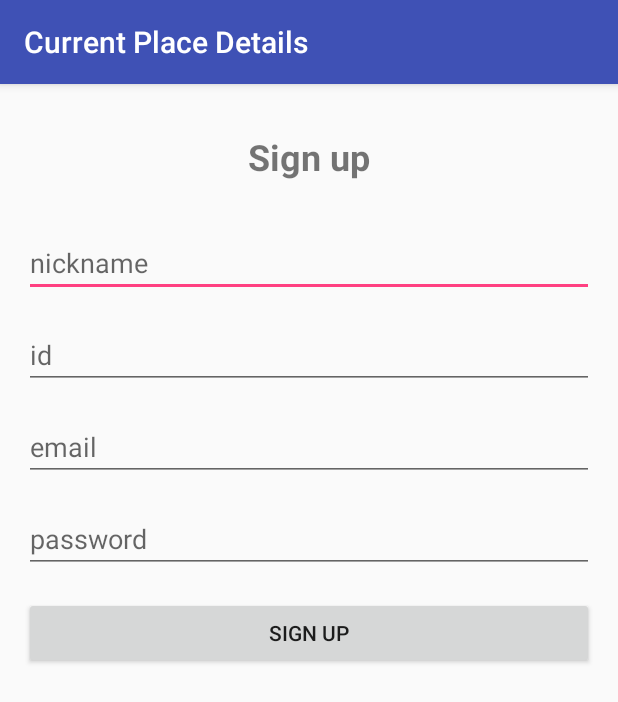
After one commit to mingeung/CurrentPlaceDetailsOnMap, an Android app: the SignupActivity screen opened directly, with no data from a screen before it, on a phone screen of 412 x 824 dp. The commit adds this screen. Shown: the top 702 px of the screen. Run offline under Robolectric (Android 15) with nearby library versions, the phone set to English and light mode, and no system bars.

Commit message:
make launch page

```diff
--- /dev/null
+++ b/app/src/main/java/com/example/currentplacedetailsonmap/SignupActivity.java
@@ -0,0 +1,28 @@
+package com.example.currentplacedetailsonmap;
+
+import android.content.Intent;
+import android.os.Bundle;
+import android.view.View;
+
+import androidx.appcompat.app.AppCompatActivity;
+
+public class SignupActivity extends AppCompatActivity {
+
+    @Override
+    protected void onCreate(Bundle savedInstanceState) {
+        super.onCreate(savedInstanceState);
+        setContentView(R.layout.activity_signup);
+
+        // 회원가입 화면의 구현 내용을 추가할 수 있습니다.
+    }
+    public void onSignupButtonClick(View view) {
+        // MainActivity로 이동하는 Intent 생성
+        Intent intent = new Intent(this, MainActivity.class);
+        // 다른 데이터를 전달하려면 여기에 추가 가능
+        // 예: intent.putExtra("key", value);
+        // ...
+
+        // MainActivity로 이동
+        startActivity(intent);
+    }
+}
--- a/app/src/main/res/layout/activity_main.xml
+++ b/app/src/main/res/layout/activity_main.xml
@@ -31,4 +31,5 @@
         app:menu="@menu/bottom_nav_menu" />
 
 
+
 </RelativeLayout>
--- /dev/null
+++ b/app/src/main/res/layout/activity_signup.xml
@@ -0,0 +1,59 @@
+<?xml version="1.0" encoding="utf-8"?>
+<RelativeLayout xmlns:android="http://schemas.android.com/apk/res/android"
+    android:layout_width="match_parent"
+    android:layout_height="match_parent"
+    android:padding="16dp">
+
+    <TextView
+        android:id="@+id/signupText"
+        android:layout_width="wrap_content"
+        android:layout_height="wrap_content"
+        android:text="Sign up"
+        android:textSize="24sp"
+        android:textStyle="bold"
+        android:layout_centerHorizontal="true"
+        android:layout_marginTop="16dp"
+        android:layout_marginBottom="16dp"/>
+
+    <EditText
+        android:id="@+id/nicknameInput"
+        android:layout_width="match_parent"
+        android:layout_height="wrap_content"
+        android:layout_below="@id/signupText"
+        android:layout_marginTop="16dp"
+        android:hint="nickname" />
+
+    <EditText
+        android:id="@+id/idInput"
+        android:layout_width="match_parent"
+        android:layout_height="wrap_content"
+        android:layout_below="@id/nicknameInput"
+        android:layout_marginTop="16dp"
+        android:hint="id" />
+
+    <EditText
+        android:id="@+id/emailInput"
+        android:layout_width="match_parent"
+        android:layout_height="wrap_content"
+        android:layout_below="@id/idInput"
+        android:layout_marginTop="16dp"
+        android:hint="email" />
+
+    <EditText
+        android:id="@+id/passwordInput"
+        android:layout_width="match_parent"
+        android:layout_height="wrap_content"
+        android:layout_below="@id/emailInput"
+        android:layout_marginTop="16dp"
+        android:hint="password"
+        android:inputType="textPassword" />
+
+    <Button
+        android:id="@+id/signupButton"
+        android:layout_width="match_parent"
+        android:layout_height="wrap_content"
+        android:text="SIGN UP"
+        android:layout_below="@id/passwordInput"
+        android:layout_marginTop="16dp"
+        android:onClick="onSignupButtonClick" />
+</RelativeLayout>
```
Also changed, not shown: app/src/main/AndroidManifest.xml (+14 -1 lines), app/src/main/java/com/example/currentplacedetailsonmap/EnterActivity.java (added, +38 -0 lines), app/src/main/java/com/example/currentplacedetailsonmap/LoginActivity.java (added, +29 -0 lines), app/src/main/java/com/example/currentplacedetailsonmap/MainActivity.java (+14 -0 lines), app/src/main/res/layout/activity_enter.xml (added, +24 -0 lines), app/src/main/res/layout/activity_login.xml (added, +44 -0 lines).
